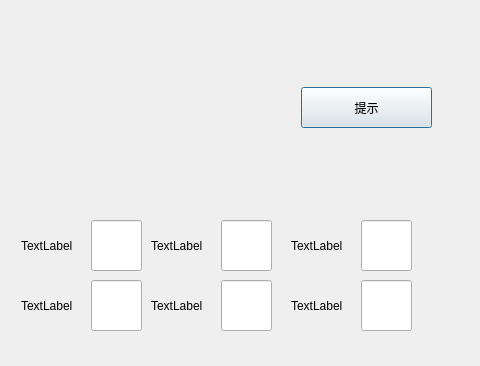
Above: CGameDlg.ui from cryyin/DataStructure_final before the change; both pictures show x 669 to 1149 and y 210 to 576 of the 1149 by 576 pixel window. Below: the same form after it.
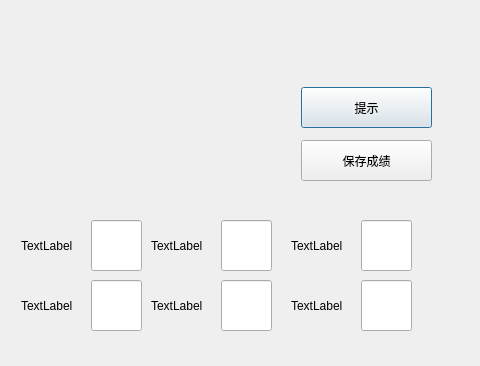
That is the form after the change. Icons and pictures are not drawn.

The edit to the form file:
```diff
--- a/CGameDlg.ui
+++ b/CGameDlg.ui
@@ -244,6 +244,19 @@
     <string>提示</string>
    </property>
   </widget>
+  <widget class="QPushButton" name="pushButton_2">
+   <property name="geometry">
+    <rect>
+     <x>970</x>
+     <y>350</y>
+     <width>131</width>
+     <height>41</height>
+    </rect>
+   </property>
+   <property name="text">
+    <string>保存成绩</string>
+   </property>
+  </widget>
   <zorder>label_7</zorder>
   <zorder>textEdit</zorder>
   <zorder>textEdit_2</zorder>
```
Left out of the diff: 1 changed line with no effect on the pictures.
